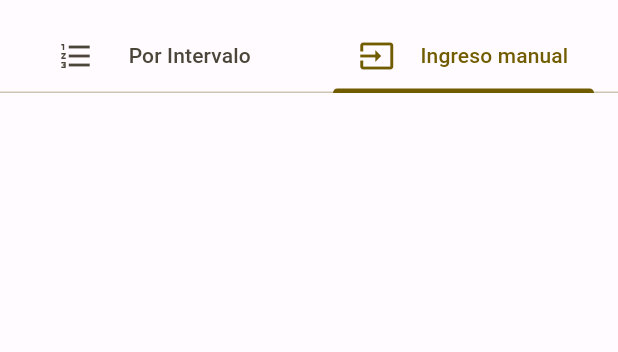
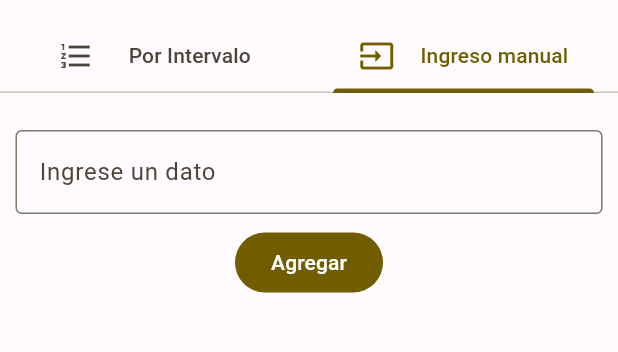
Before and after one commit to DataBase18/Estadistica-II-PF, a Flutter app: the AleatorySampleScreen screen opened by its route, tab 2 chosen, on a phone screen of 412 x 824 dp, the part 63-415 px from its top. Run offline on Flutter 3.47's test engine with Material 3 defaults, Android fonts, the light colour scheme and no system bars; our stand-ins replace lottie; missing offline and left inert: dart:ffi.

Commit message:
Se agrega el muestro aleatorio por valores ingresados

```diff
--- a/lib/GlobalConstants.dart
+++ b/lib/GlobalConstants.dart
@@ -6,4 +6,6 @@ class GlobalConstants {
 
   static String inputValidatorNumberError = "Ingrese un número";
   static String processTextButton  = "Procesar";
+  static String addValueTextButton = "Agregar";
+  static String invalidValueError ="Debes de ingresar un dato";
 }
--- a/lib/GlobalMetods.dart
+++ b/lib/GlobalMetods.dart
@@ -10,4 +10,10 @@ class GlobalMetods {
     return null;
   }
 
+  static String? validatorEmpty (String? value){
+    if(value == null || value.isEmpty){
+      return GlobalConstants.invalidValueError;
+    }
+    return null;
+  }
 }
--- a/lib/screens/statistics/aleatorySample/data/AleatorySampleConstants.dart
+++ b/lib/screens/statistics/aleatorySample/data/AleatorySampleConstants.dart
@@ -13,4 +13,7 @@ class AleatorySampleConstants {
   static String firstValueLongError = "El primer parametro debe ser menor al segundo";
   static String selectedText = "Elegido para muestra";
   static String notSelectedText ="No elegido";
+  static String inputValue  = "Ingrese un dato";
+
+  static String dataInput ="Dato ingresado";
 }
--- a/lib/screens/statistics/aleatorySample/ui/AleatorySampleEvent.dart
+++ b/lib/screens/statistics/aleatorySample/ui/AleatorySampleEvent.dart
@@ -11,3 +11,8 @@ class ShowSimpleDialog extends ViewEvent {
   String message;
   ShowSimpleDialog(this.message):super("ShowSimpleDialog");
 }
+
+class AddValueManuallyToList extends ViewEvent {
+  String value;
+  AddValueManuallyToList(this.value):super("AddValueManuallyToList");
+}
--- a/lib/screens/statistics/aleatorySample/ui/AleatorySampleScreen.dart
+++ b/lib/screens/statistics/aleatorySample/ui/AleatorySampleScreen.dart
@@ -71,7 +71,10 @@ class _AleatorySampleScreenState extends State<AleatorySampleScreen> implements
                 viewModel: aleatorySampleViewModel,
                 state: widget.state,
               ),
-              Text(""),
+              ByManuallyInput(
+                viewModel: aleatorySampleViewModel,
+                state: widget.state,
+              ),
             ],
           )
         ),
@@ -89,6 +92,11 @@ class _AleatorySampleScreenState extends State<AleatorySampleScreen> implements
       showDialog(context: context, builder: (context){
         return BasicAlertDialog(content: event.message);
       });
+    }else if(event is AddValueManuallyToList){
+      setState(() {
+        widget.state.valuesManuallyList ??= [];
+        widget.state.valuesManuallyList!.add(event.value);
+      });
     }
   }
 }
--- a/lib/screens/statistics/aleatorySample/ui/AleatorySampleState.dart
+++ b/lib/screens/statistics/aleatorySample/ui/AleatorySampleState.dart
@@ -1,9 +1,15 @@
 
 class AleatorySampleState {
     bool loading;
+    int aInterval;
+    int bInterval;
     List<int>? intervalPopulation;
+    List<String>? valuesManuallyList;
     AleatorySampleState({
       this.loading=false,
-      this.intervalPopulation
+      this.intervalPopulation,
+      this.aInterval=0,
+      this.bInterval=0,
+      this.valuesManuallyList
     });
 }
--- a/lib/screens/statistics/aleatorySample/ui/AleatorySampleWidgets.dart
+++ b/lib/screens/statistics/aleatorySample/ui/AleatorySampleWidgets.dart
@@ -7,18 +7,31 @@ import 'package:fisicapf/screens/statistics/aleatorySample/ui/AleatorySampleView
 import 'package:fisicapf/widgets/inputBasic/InputBasic.dart';
 import 'package:flutter/material.dart';
 
-class ByIntervalTab extends StatelessWidget {
+class ByIntervalTab extends StatefulWidget {
 
   ByIntervalTab({super.key, required this.viewModel, required this.state});
 
   final AleatorySampleViewModel viewModel;
   final AleatorySampleState state;
 
+  @override
+  State<ByIntervalTab> createState() => _ByIntervalTabState();
+}
+class _ByIntervalTabState extends State<ByIntervalTab> {
+
   TextEditingController controllerFrom = TextEditingController();
   TextEditingController controllerTo = TextEditingController();
 
   @override
+  void initState(){
+    super.initState();
+    controllerFrom.text=widget.state.aInterval.toString();
+    controllerTo.text=widget.state.bInterval.toString();
+  }
+
+  @override
   Widget build(BuildContext context) {
+
 
     final width = MediaQuery.of(context).size.width;
     final height = MediaQuery.of(context).size.height;
@@ -48,17 +61,17 @@ class ByIntervalTab extends StatelessWidget {
             ],
           ),
           SizedBox(height: height*0.02 ,),
-          state.loading?
+          widget.state.loading?
               const CircularProgressIndicator():
           FilledButton(
             onPressed: (){
-              viewModel.setInterval(controllerFrom, controllerTo);
+              widget.viewModel.setInterval(controllerFrom, controllerTo);
             },
             child: Text(GlobalConstants.processTextButton),
           ),
           SizedBox(height: height*0.02 ,),
 
-          state.intervalPopulation == null ? Container():
+          widget.state.intervalPopulation == null ? Container():
           Expanded(
             child: SingleChildScrollView(
               child: DataTable(
@@ -66,11 +79,11 @@ class ByIntervalTab extends StatelessWidget {
                   DataColumn(label: Text(AleatorySampleConstants.sequenceColumnName)),
                   DataColumn(label: Text(AleatorySampleConstants.selectThisRowColumnName))
                 ],
-                rows: state.intervalPopulation!.map((value) {
+                rows: widget.state.intervalPopulation!.map((value) {
                   return DataRow(
                     cells: [
                       DataCell(Text(value.toString())),
-                      DataCell(Text(viewModel.getAleatorySelection()))
+                      DataCell(Text(widget.viewModel.getAleatorySelection()))
                     ]
                   );
                 }).toList(),
@@ -82,3 +95,60 @@ class ByIntervalTab extends StatelessWidget {
     );
   }
 }
+
+class ByManuallyInput extends StatelessWidget {
+  ByManuallyInput({super.key, required this.viewModel, required this.state});
+
+  final AleatorySampleViewModel viewModel;
+  final AleatorySampleState state;
+
+  TextEditingController controllerValue = TextEditingController();
+
+  @override
+  Widget build(BuildContext context) {
+
+    final width = MediaQuery.of(context).size.width;
+    final height = MediaQuery.of(context).size.height;
+
+    return Padding(
+      padding: EdgeInsets.symmetric(horizontal: width*0.025, vertical: height*0.03),
+      child: Column(
+        children: [
+          InputBasic(
+            label: AleatorySampleConstants.inputValue,
+            validator: GlobalMetods.validatorEmpty,
+            inputController: controllerValue,
+          ),
+          SizedBox(height: height*0.01,),
+          FilledButton(
+            onPressed: (){
+              viewModel.addValue(controllerValue.text);
+            },
+            child: Text(GlobalConstants.addValueTextButton),
+          ),
+
+          SizedBox(height: height*0.02,),
+          state.valuesManuallyList ==null ? Container():
+          Expanded(
+            child: SingleChildScrollView(
+              child: DataTable(
+                columns: [
+                  DataColumn(label: Text(AleatorySampleConstants.dataInput)),
+                  DataColumn(label: Text(AleatorySampleConstants.selectThisRowColumnName))
+                ],
+                rows: state.valuesManuallyList!.map((value) {
+                  return DataRow(
+                      cells: [
+                        DataCell(Text(value)),
+                        DataCell(Text(viewModel.getAleatorySelection()))
+                      ]
+                  );
+                }).toList(),
+              ),
+            ),
+          )
+        ],
+      ),
+    );
+  }
+}
```
Also changed, not shown: lib/screens/statistics/aleatorySample/ui/AleatorySampleViewModel.dart (+9 -0 lines).
